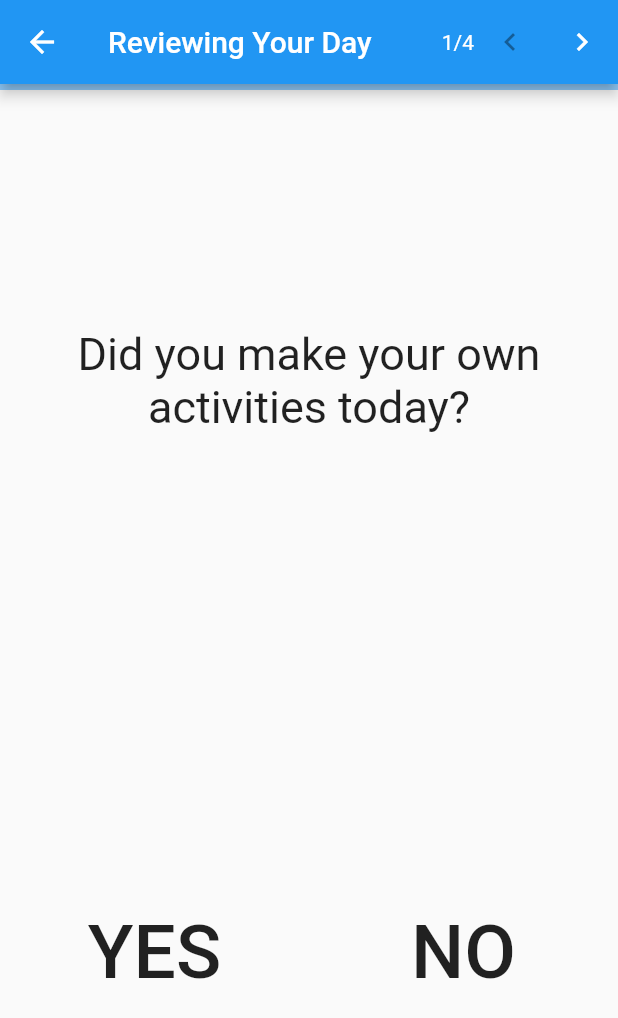
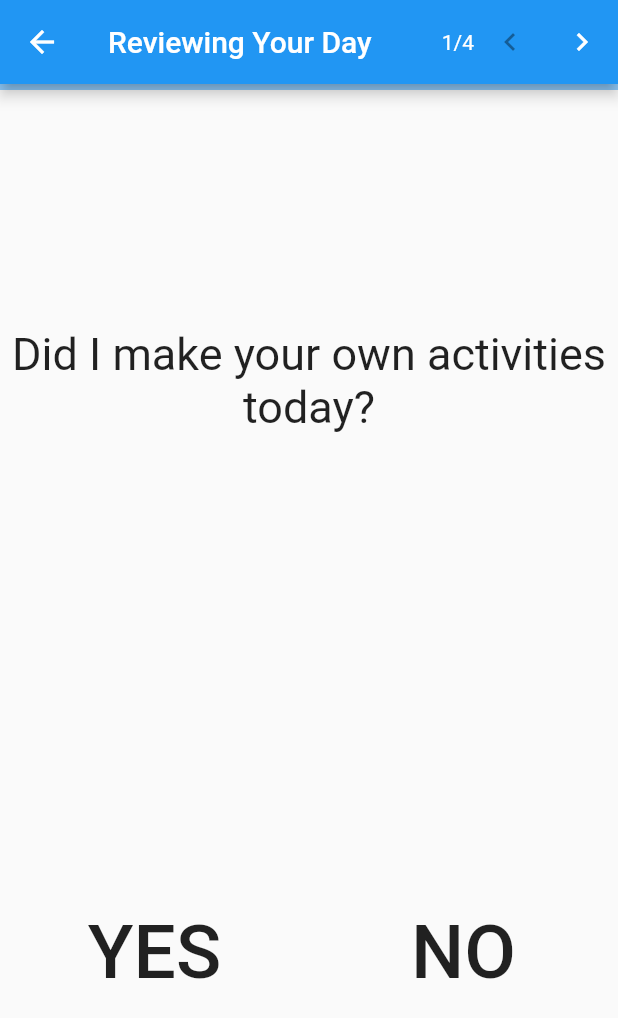
Before and after one commit to sbakht/review_your_day, a Flutter app: the screen it shows after launch, after a tap on "Start Your Daily Review", on a phone screen of 412 x 824 dp. Shown: the top 1018 px of the screen. Run offline on Flutter 3.47's test engine with Material 2 defaults, Android fonts, the phone set to English and light mode, and no system bars.

Commit message:
update to first person

```diff
--- a/lib/constants.dart
+++ b/lib/constants.dart
@@ -6,7 +6,7 @@ import 'enums.dart';
 const kSelectedColor = Color(0xFF03A9F4);
 const kSecondaryTextColor = Colors.grey;
 const kBackgroundColor = Colors.white;
-const kTextBefore = "Did you";
+const kTextBefore = "Did I";
 const kTextAfterToday = "today?";
 const kTextAfterYesterday = "yesterday?";
 //const kAnswerTextStyle = TextStyle(fontSize: 60);
```
